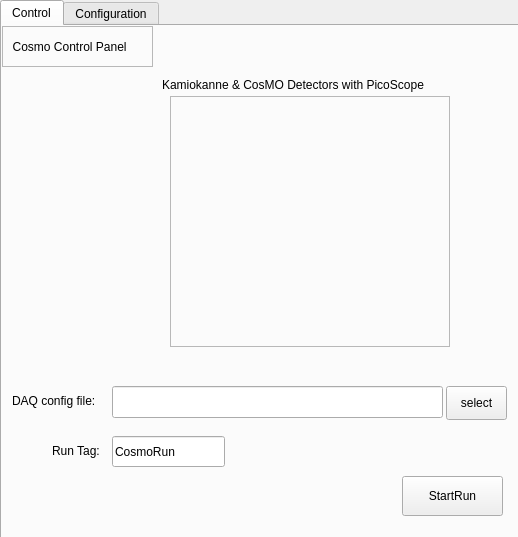
This is CosmoGui.ui in GuenterQuast/picoCosmo_dev as Qt 5 draws it before an edit. The edited form follows.
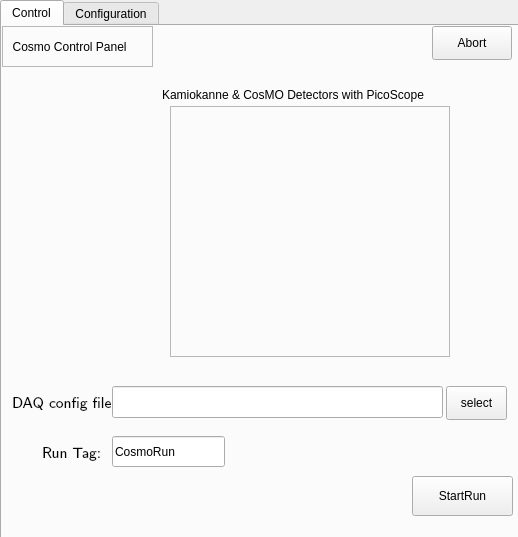
This is the edited form. The open tabs and pages were chosen to show the change. Icons and pictures are not drawn.

What changed in the file:
```diff
--- a/CosmoGui.ui
+++ b/CosmoGui.ui
@@ -58,7 +58,7 @@
       <property name="geometry">
        <rect>
         <x>168</x>
-        <y>70</y>
+        <y>80</y>
         <width>280</width>
         <height>251</height>
        </rect>
@@ -80,7 +80,7 @@
       <property name="geometry">
        <rect>
         <x>160</x>
-        <y>50</y>
+        <y>60</y>
         <width>301</width>
         <height>18</height>
        </rect>
@@ -98,9 +98,18 @@
         <height>30</height>
        </rect>
       </property>
+      <property name="font">
+       <font>
+        <family>Latin Modern Sans</family>
+        <pointsize>11</pointsize>
+       </font>
+      </property>
       <property name="text">
        <string>DAQ config file:</string>
       </property>
+      <property name="textFormat">
+       <enum>Qt::PlainText</enum>
+      </property>
      </widget>
      <widget class="QLineEdit" name="lE_DAQConfFile">
       <property name="geometry">
@@ -124,15 +133,24 @@
      <widget class="QLabel" name="label">
       <property name="geometry">
        <rect>
-        <x>50</x>
+        <x>40</x>
         <y>410</y>
-        <width>51</width>
+        <width>61</width>
         <height>30</height>
        </rect>
       </property>
+      <property name="font">
+       <font>
+        <family>Latin Modern Sans</family>
+        <pointsize>11</pointsize>
+       </font>
+      </property>
       <property name="text">
        <string>Run Tag:</string>
       </property>
+      <property name="textFormat">
+       <enum>Qt::PlainText</enum>
+      </property>
      </widget>
      <widget class="QLineEdit" name="lE_RunTag">
       <property name="geometry">
@@ -150,7 +168,7 @@
      <widget class="QPushButton" name="pB_StartRun">
       <property name="geometry">
        <rect>
-        <x>400</x>
+        <x>410</x>
         <y>450</y>
         <width>101</width>
         <height>40</height>
@@ -198,6 +216,26 @@
        <string>select</string>
       </property>
      </widget>
+     <widget class="QPushButton" name="pB_abort">
+      <property name="geometry">
+       <rect>
+        <x>430</x>
+        <y>0</y>
+        <width>80</width>
+        <height>34</height>
+       </rect>
+      </property>
+      <property name="toolTip">
+       <string>&lt;html&gt;&lt;head/&gt;&lt;body&gt;&lt;p&gt;Exit CosmoGui&lt;/p&gt;&lt;/body&gt;&lt;/html&gt;</string>
+      </property>
+      <property name="text">
+       <string>Abort</string>
+      </property>
+      <property name="icon">
+       <iconset>
+        <normaloff>images/abort.jpg</normaloff>images/abort.jpg</iconset>
+      </property>
+     </widget>
     </widget>
     <widget class="QWidget" name="Tab_Config">
      <property name="toolTip">
```
Left out of the diff: 15 changed lines with no effect on the pictures.
